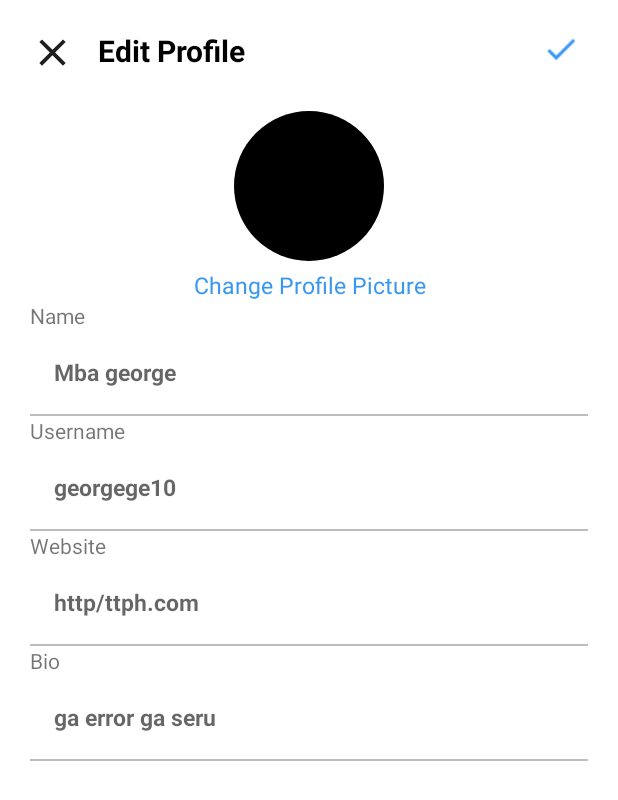
After one commit to dyotavidyadhari/InstagramApp, an Android app: the editProfile screen opened directly, with no data from a screen before it, on a phone screen of 412 x 824 dp. The commit adds this screen. Shown: the top 800 px of the screen. Run offline under Robolectric (Android 15) with nearby library versions, the phone set to English and light mode, and no system bars; our stand-ins replace CircleImageView.

Commit message:
edit profile

```diff
--- a/app/src/main/AndroidManifest.xml
+++ b/app/src/main/AndroidManifest.xml
@@ -5,13 +5,14 @@
     <uses-permission android:name="android.permission.INTERNET" />
 
     <application
-        android:usesCleartextTraffic="true"
         android:allowBackup="true"
         android:icon="@mipmap/ic_launcher"
         android:label="@string/app_name"
         android:roundIcon="@mipmap/ic_launcher_round"
         android:supportsRtl="true"
-        android:theme="@style/Theme.InstagramKita">
+        android:theme="@style/Theme.InstagramKita"
+        android:usesCleartextTraffic="true">
+        <activity android:name=".editProfile"></activity>
         <activity android:name=".Login">
             <intent-filter>
                 <action android:name="android.intent.action.MAIN" />
@@ -19,12 +20,10 @@
                 <category android:name="android.intent.category.LAUNCHER" />
             </intent-filter>
         </activity>
-        <activity android:name=".FileChoose"/>
+        <activity android:name=".FileChoose" />
         <activity android:name=".detail_profile" />
-        <activity android:name=".UserProfile" />
-        <activity android:name=".Upload"/>
-        <activity android:name=".MainActivity"/>
-
+        <activity android:name=".Upload" />
+        <activity android:name=".MainActivity" />
     </application>
 
 </manifest>
--- /dev/null
+++ b/app/src/main/java/com/example/instagramkita/editProfile.kt
@@ -0,0 +1,11 @@
+package com.example.instagramkita
+
+import androidx.appcompat.app.AppCompatActivity
+import android.os.Bundle
+
+class editProfile : AppCompatActivity() {
+    override fun onCreate(savedInstanceState: Bundle?) {
+        super.onCreate(savedInstanceState)
+        setContentView(R.layout.activity_edit_profile)
+    }
+}
--- /dev/null
+++ b/app/src/main/res/layout/activity_edit_profile.xml
@@ -0,0 +1,139 @@
+<?xml version="1.0" encoding="utf-8"?>
+<LinearLayout xmlns:android="http://schemas.android.com/apk/res/android"
+    xmlns:app="http://schemas.android.com/apk/res-auto"
+    xmlns:tools="http://schemas.android.com/tools"
+    android:layout_width="match_parent"
+    android:layout_height="match_parent"
+    android:layout_margin="20dp"
+    android:orientation="vertical"
+    tools:context=".editProfile">
+
+    <LinearLayout
+        android:id="@+id/navview"
+        android:layout_width="match_parent"
+        android:layout_height="54dp"
+        android:orientation="horizontal">
+
+        <ImageView
+            android:id="@+id/cancel_upload"
+            android:layout_width="30dp"
+            android:layout_height="30dp"
+            android:layout_marginRight="15dp"
+            android:layout_toLeftOf="@+id/txtnew"
+            android:layout_weight="0"
+            android:clickable="true"
+            android:src="@drawable/ic_baseline_close_24" />
+
+        <TextView
+            android:id="@+id/txtnew"
+            android:layout_width="wrap_content"
+            android:layout_height="wrap_content"
+            android:layout_weight="1"
+            android:text="Edit Profile"
+            android:textColor="@color/black"
+            android:textSize="20sp"
+            android:textStyle="bold" />
+
+        <ImageView
+            android:id="@+id/profupdate"
+            android:layout_width="wrap_content"
+            android:layout_height="25dp"
+            android:layout_toRightOf="@id/txtnew"
+            android:layout_weight="0"
+            android:clickable="true"
+            android:src="@drawable/check" />
+
+    </LinearLayout>
+
+    <de.hdodenhof.circleimageview.CircleImageView
+        android:id="@+id/upimg"
+        android:layout_width="100dp"
+        android:layout_height="100dp"
+        android:layout_gravity="center"
+        android:src="@color/black"/>
+    <TextView
+        android:id="@+id/update_image"
+        android:clickable="true"
+        android:layout_width="match_parent"
+        android:layout_height="wrap_content"
+        android:text="Change Profile Picture"
+        android:layout_marginTop="5dp"
+        android:textAlignment="center"
+        android:gravity="center_horizontal"
+        android:textSize="15sp"
+        android:textColor="#3897F1"/>
+    <TextView
+        android:layout_width="wrap_content"
+        android:layout_height="wrap_content"
+        android:text="Name"/>
+    <com.google.android.material.textfield.TextInputEditText
+        style="@style/Widget.MaterialComponents.TextInputLayout.OutlinedBox"
+        android:id="@+id/change_name"
+        android:layout_width="match_parent"
+        android:layout_height="wrap_content"
+        android:hint="Mba george"
+        android:textColor="@color/black"
+        android:textStyle="bold"
+        android:textSize="15sp"/>
+    <View
+        android:layout_width="match_parent"
+        android:layout_height="1dp"
+        android:background="#C1BCBC" />
+    <TextView
+        android:layout_width="wrap_content"
+        android:layout_height="wrap_content"
+        android:text="Username"/>
+    <com.google.android.material.textfield.TextInputEditText
+        style="@style/Widget.MaterialComponents.TextInputLayout.OutlinedBox"
+        android:id="@+id/change_uname"
+        android:layout_width="match_parent"
+        android:layout_height="wrap_content"
+        android:hint="georgege10"
+        android:textColor="@color/black"
+        android:textStyle="bold"
+        android:textSize="15sp"/>
+    <View
+        android:layout_width="match_parent"
+        android:layout_height="1dp"
+        android:background="#C1BCBC" />
+    <TextView
+        android:layout_width="wrap_content"
+        android:layout_height="wrap_content"
+        android:text="Website"/>
+    <com.google.android.material.textfield.TextInputEditText
+        style="@style/Widget.MaterialComponents.TextInputLayout.OutlinedBox"
+        android:id="@+id/change_web"
+        android:layout_width="match_parent"
+        android:layout_height="wrap_content"
+        android:hint="http/ttph.com"
+        android:textColor="@color/black"
+        android:textStyle="bold"
+        android:textSize="15sp"/>
+    <View
+        android:layout_width="match_parent"
+        android:layout_height="1dp"
+        android:background="#C1BCBC" />
+    <TextView
+        android:layout_width="wrap_content"
+        android:layout_height="wrap_content"
+        android:text="Bio"/>
+    <com.google.android.material.textfield.TextInputEditText
+        style="@style/Widget.MaterialComponents.TextInputLayout.OutlinedBox"
+        android:id="@+id/change_bio"
+        android:layout_width="match_parent"
+        android:layout_height="wrap_content"
+        android:hint="ga error ga seru"
+        android:textColor="@color/black"
+        android:textStyle="bold"
+        android:textSize="15sp"/>
+    <View
+        android:layout_width="match_parent"
+        android:layout_height="1dp"
+        android:background="#C1BCBC" />
+
+
+
+
+
+
+</LinearLayout>
--- a/app/src/main/res/menu/bottom_navigation_menu_profile.xml
+++ b/app/src/main/res/menu/bottom_navigation_menu_profile.xml
@@ -1,10 +1,12 @@
 <?xml version="1.0" encoding="utf-8"?>
-<menu xmlns:android="http://schemas.android.com/apk/res/android">
+<menu xmlns:android="http://schemas.android.com/apk/res/android"
+    xmlns:app="http://schemas.android.com/apk/res-auto">
     <item
         android:id="@+id/home"
         android:enabled="true"
         android:icon="@drawable/ic_ighome"
-        android:title="home"/>
+        android:title="home"
+        />
     <item
         android:id="@+id/search"
         android:enabled="true"
```
